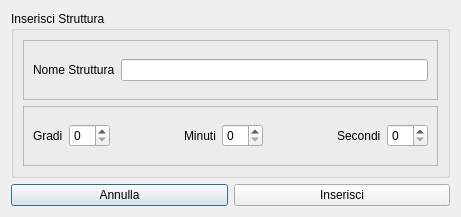
Old version of the form ProgettoSanitario/strutturadialog.ui in the repository ilmoro90/progettosanitario.
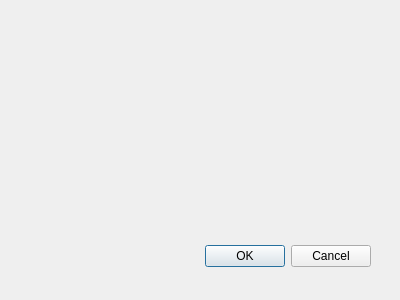
New version of the form.

```diff
--- a/ProgettoSanitario/strutturadialog.ui
+++ b/ProgettoSanitario/strutturadialog.ui
@@ -6,128 +6,29 @@
    <rect>
     <x>0</x>
     <y>0</y>
-    <width>461</width>
-    <height>217</height>
+    <width>400</width>
+    <height>300</height>
    </rect>
   </property>
   <property name="windowTitle">
    <string>Dialog</string>
   </property>
-  <layout class="QGridLayout" name="gridLayout">
-   <item row="3" column="1">
-    <widget class="QPushButton" name="pushButton__annulla">
-     <property name="text">
-      <string>Annulla</string>
-     </property>
-    </widget>
-   </item>
-   <item row="1" column="1" colspan="2">
-    <widget class="QGroupBox" name="groupBox">
-     <property name="title">
-      <string>Inserisci Struttura</string>
-     </property>
-     <layout class="QVBoxLayout" name="verticalLayout">
-      <item>
-       <widget class="QFrame" name="frame">
-        <property name="frameShape">
-         <enum>QFrame::StyledPanel</enum>
-        </property>
-        <property name="frameShadow">
-         <enum>QFrame::Raised</enum>
-        </property>
-        <layout class="QGridLayout" name="gridLayout_3">
-         <item row="0" column="0">
-          <widget class="QLabel" name="label">
-           <property name="text">
-            <string>Nome Struttura</string>
-           </property>
-          </widget>
-         </item>
-         <item row="0" column="1">
-          <widget class="QLineEdit" name="lineNomeStruttura"/>
-         </item>
-        </layout>
-       </widget>
-      </item>
-      <item>
-       <widget class="QFrame" name="frame_2">
-        <property name="frameShape">
-         <enum>QFrame::StyledPanel</enum>
-        </property>
-        <property name="frameShadow">
-         <enum>QFrame::Raised</enum>
-        </property>
-        <layout class="QGridLayout" name="gridLayout_2">
-         <item row="0" column="3">
-          <widget class="QLabel" name="label_3">
-           <property name="text">
-            <string>Minuti</string>
-           </property>
-          </widget>
-         </item>
-         <item row="0" column="6">
-          <widget class="QLabel" name="label_4">
-           <property name="text">
-            <string>Secondi</string>
-           </property>
-          </widget>
-         </item>
-         <item row="0" column="2">
-          <spacer name="horizontalSpacer">
-           <property name="orientation">
-            <enum>Qt::Horizontal</enum>
-           </property>
-           <property name="sizeHint" stdset="0">
-            <size>
-             <width>40</width>
-             <height>20</height>
-            </size>
-           </property>
-          </spacer>
-         </item>
-         <item row="0" column="1">
-          <widget class="QSpinBox" name="gradiSpinBox"/>
-         </item>
-         <item row="0" column="7">
-          <widget class="QSpinBox" name="secondiSpinBox"/>
-         </item>
-         <item row="0" column="0">
-          <widget class="QLabel" name="label_2">
-           <property name="text">
-            <string>Gradi</string>
-           </property>
-          </widget>
-         </item>
-         <item row="0" column="4">
-          <widget class="QSpinBox" name="minutiSpinBox"/>
-         </item>
-         <item row="0" column="5">
-          <spacer name="horizontalSpacer_2">
-           <property name="orientation">
-            <enum>Qt::Horizontal</enum>
-           </property>
-           <property name="sizeHint" stdset="0">
-            <size>
-             <width>40</width>
-             <height>20</height>
-            </size>
-           </property>
-          </spacer>
-         </item>
-        </layout>
-       </widget>
-      </item>
-     </layout>
-    </widget>
-   </item>
-   <item row="3" column="2">
-    <widget class="QPushButton" name="pushButton_inserisci">
-     <property name="text">
-      <string>Inserisci</string>
-     </property>
-    </widget>
-   </item>
-  </layout>
+  <widget class="QDialogButtonBox" name="buttonBox">
+   <property name="geometry">
+    <rect>
+     <x>30</x>
+     <y>240</y>
+     <width>341</width>
+     <height>32</height>
+    </rect>
+   </property>
+   <property name="orientation">
+    <enum>Qt::Horizontal</enum>
+   </property>
+   <property name="standardButtons">
+    <set>QDialogButtonBox::Cancel|QDialogButtonBox::Ok</set>
+   </property>
+  </widget>
  </widget>
  <resources/>
  <connections/>
```
Left out of the diff: 35 changed lines with no effect on the pictures.
